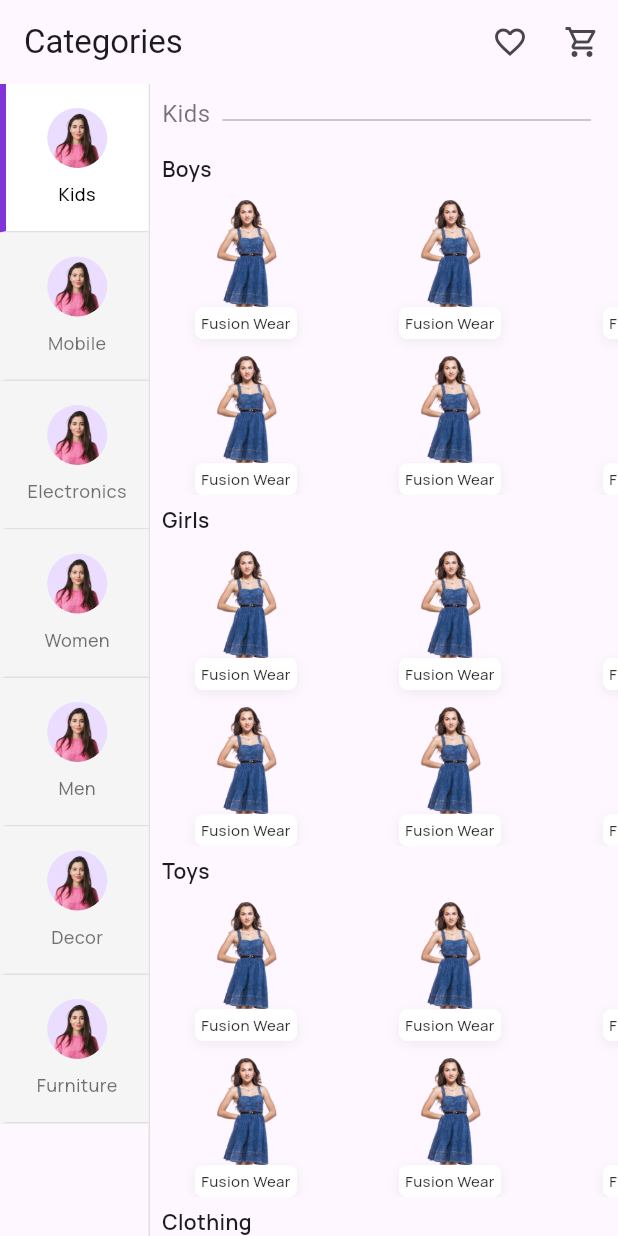
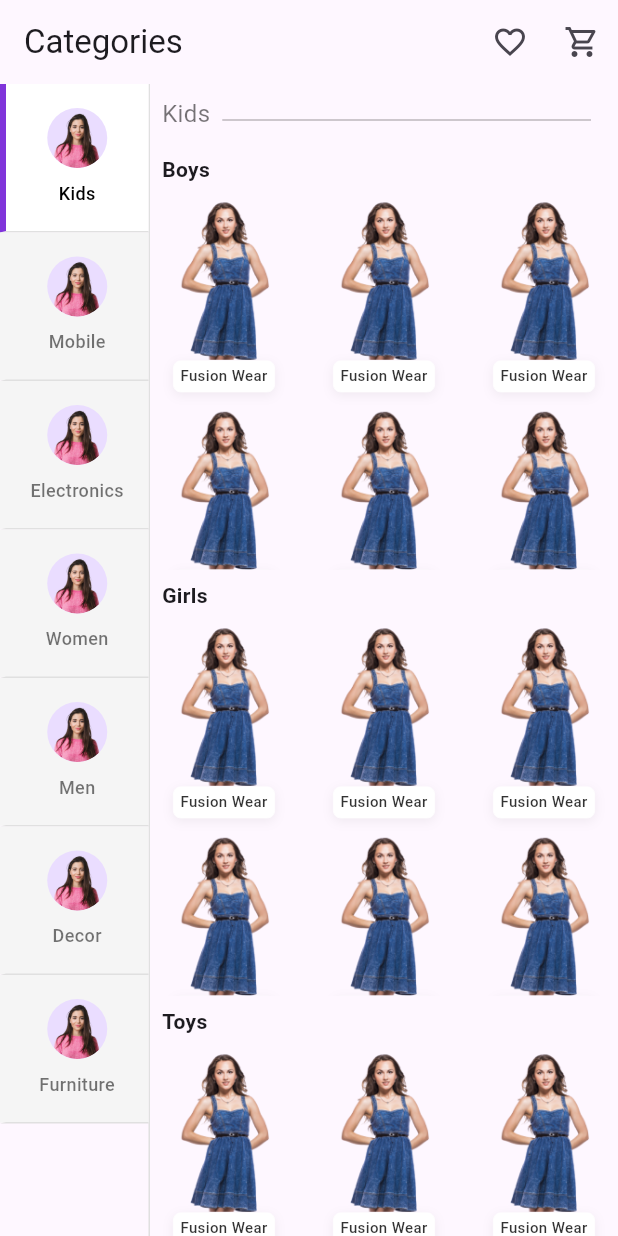
Before and after one commit to jnvshubham7/Category-Selector, a Flutter app: the screen it shows after launch, on a phone screen of 412 x 824 dp. Run offline on Flutter 3.47's test engine with Material 3 defaults, Android fonts, the phone set to English and light mode, and no system bars.

Commit message:
Refactor category selector to use a list of maps for categorized items and improve UI design

```diff
--- a/lib/main.dart
+++ b/lib/main.dart
@@ -162,8 +162,6 @@
                     4), // Set this to control the scroll thumb width
                 radius: Radius.circular(4), // Control thumb roundness
               ),
-              child: Scrollbar(
-                // thickness: 1, // Set a smaller thickness for a narrower scrollbar
                 child: ListView(
                   children: [
                     Padding(
@@ -200,7 +198,6 @@
                 ),
             ),
           ),
-          ),
         ],
       ),
     );
@@ -225,17 +222,20 @@
           fontFamily: 'Manrope', // Custom font family
           fontSize: 14, // Matches font-size: 14px
           fontWeight: FontWeight.w600, // Matches font-weight: 600
-              height:
-                  1.29, // Matches line-height: 18px / 14px (18px / 14px = ~1.29)
+          height: 1.29, // Matches line-height: 18px / 14px
         ),
       ),
     ),
     SizedBox(
-          height: 200,
+      height: 250,
+      child: SingleChildScrollView(
+        physics: NeverScrollableScrollPhysics(), // Disables scrolling
         child: GridView.builder(
-            scrollDirection: Axis.horizontal,
+          shrinkWrap: true, // Allows GridView to occupy only needed space
+          physics: NeverScrollableScrollPhysics(), // Disables scrolling in GridView
+          scrollDirection: Axis.vertical,
           gridDelegate: SliverGridDelegateWithFixedCrossAxisCount(
-              crossAxisCount: 2,
+            crossAxisCount: 3,
             mainAxisSpacing: 8,
             crossAxisSpacing: 8,
             childAspectRatio: 0.75,
@@ -243,16 +243,11 @@
           itemCount: 6, // Number of items in each subcategory
           itemBuilder: (context, index) {
             return Container(
-                // elevation: 4,
-                // shape: RoundedRectangleBorder(
-                //   borderRadius: BorderRadius.circular(8),
-                // ),
               child: Column(
                 children: [
                   Expanded(
                     child: ClipRRect(
-                        borderRadius:
-                            BorderRadius.vertical(top: Radius.circular(8)),
+                      borderRadius: BorderRadius.vertical(top: Radius.circular(8)),
                       child: Image.asset(
                         'assets/image.png', // Replace with actual image path
                         fit: BoxFit.cover,
@@ -281,8 +276,7 @@
                           fontFamily: 'Manrope',
                           fontWeight: FontWeight.w500,
                           fontSize: 10,
-                            height:
-                                1.8, // This sets the line-height (line height divided by font size)
+                          height: 1.8,
                           color: Colors.black.withOpacity(0.8),
                         ),
                         textAlign: TextAlign.center,
@@ -295,7 +289,9 @@
           },
         ),
       ),
+    ),
   ],
 );
+
   }
 }
```
Also changed, not shown: pubspec.yaml (+6 -6 lines). Lines whose indentation alone changed are shown as unchanged.
